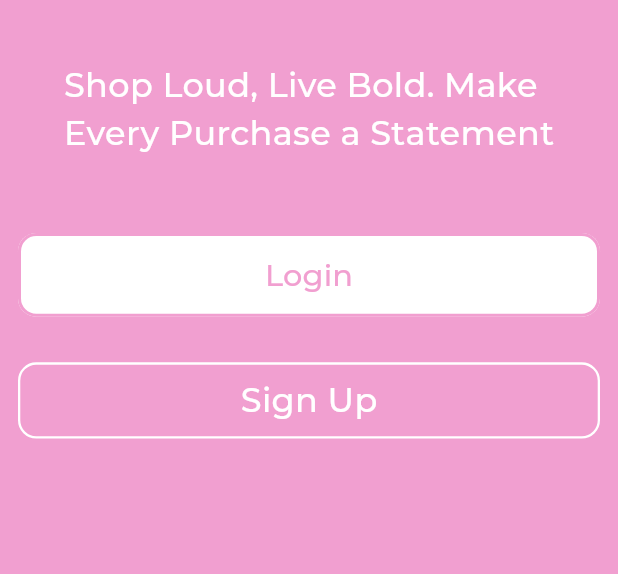
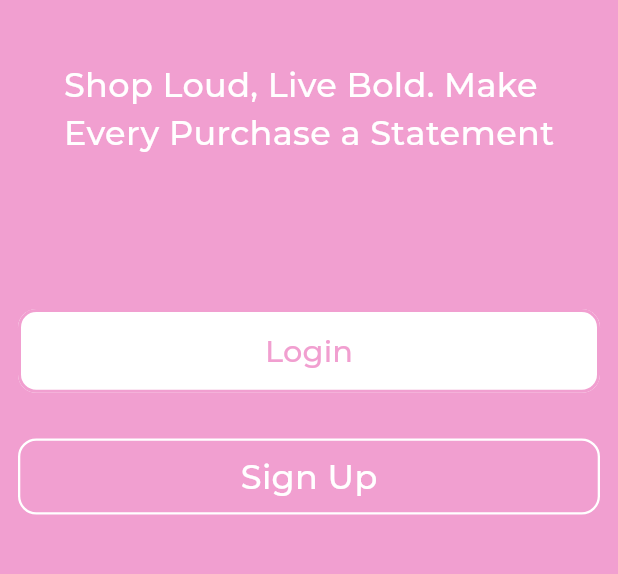
Before and after one commit to omarelsherbinyy/meem, a Flutter app: the screen it shows after launch, on a phone screen of 412 x 824 dp, the part 505-1079 px from its top. Run offline on Flutter 3.47's test engine with Material 3 defaults, Android fonts, the light colour scheme and no system bars; our stand-ins replace dio, flutter_screenutil, flutter_svg; project files that could hold a hidden picture were left out.

Commit message:
Add on boarding login  screen

```diff
--- a/lib/features/Auth/presentation/views/onboarding_login_signup.dart
+++ b/lib/features/Auth/presentation/views/onboarding_login_signup.dart
@@ -47,7 +47,7 @@ class OnboardingLoginSignup extends StatelessWidget {
                 ),
               ),
               SizedBox(
-                height: 50.h,
+                height: 100.h,
               ),
               CustomBorderBottom(
                 text: 'Login',
```
